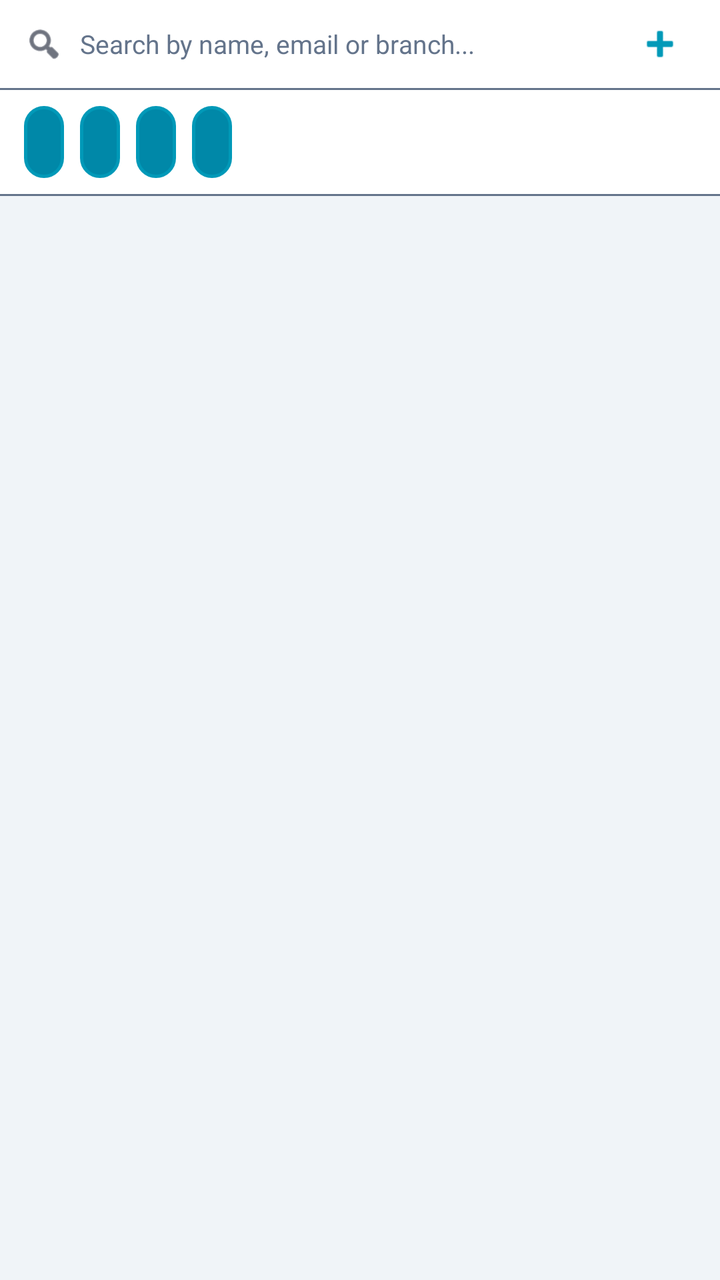
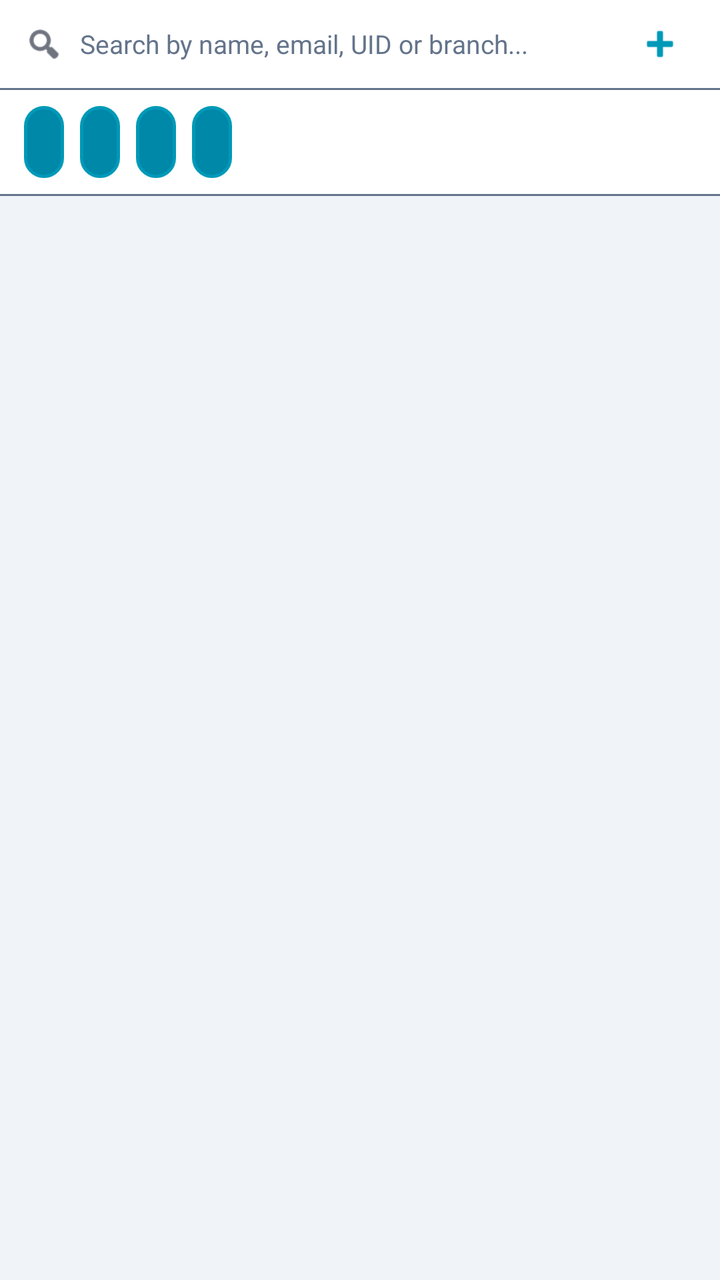

Two renders of the same Android screen: before a commit and after it. Below are the layout's source before the change and the commit's diff.
<!-- AndroidManifest.xml: application theme Theme.DataBridge -->
<!-- res/layout/fragment_employee.xml -->
<?xml version="1.0" encoding="utf-8"?>
<LinearLayout xmlns:android="http://schemas.android.com/apk/res/android"
    xmlns:app="http://schemas.android.com/apk/res-auto"
    android:layout_width="match_parent"
    android:layout_height="match_parent"
    android:orientation="vertical"
    android:background="@color/theme_bg_app">

    
    <LinearLayout
        android:layout_width="match_parent"
        android:layout_height="44dp"
        android:orientation="horizontal"
        android:gravity="center_vertical"
        android:background="@color/theme_bg_card"
        android:paddingStart="12dp"
        android:paddingEnd="12dp">

        <ImageView
            android:layout_width="20dp"
            android:layout_height="20dp"
            android:src="@android:drawable/ic_menu_search"
            android:tint="@color/theme_text_primary"
            android:layout_marginEnd="8dp" />

        <EditText
            android:id="@+id/etUserSearch"
            android:layout_width="0dp"
            android:layout_height="wrap_content"
            android:layout_weight="1"
            android:hint="Search by name, email or branch..."
            android:textColor="@color/theme_text_primary"
            android:textColorHint="@color/theme_text_secondary"
            android:textSize="13sp"
            android:background="@android:color/transparent"
            android:inputType="text"
            android:imeOptions="actionSearch"
            android:singleLine="true" />

        <ImageView
            android:id="@+id/ivAddUser"
            android:layout_width="36dp"
            android:layout_height="36dp"
            android:src="@android:drawable/ic_input_add"
            android:padding="6dp"
            android:clickable="true"
            android:focusable="true"
            android:background="?attr/selectableItemBackgroundBorderless"
            android:contentDescription="Add User"
            app:tint="@color/theme_text_accent" />

    </LinearLayout>

    <View
        android:layout_width="match_parent"
        android:layout_height="1dp"
        android:background="@color/theme_text_secondary" />

    
    <TextView
        android:id="@+id/btnMigrateReportsTo"
        android:layout_width="match_parent"
        android:layout_height="wrap_content"
        android:text="🔧 Auto-assign Reports To (unassigned employees)"
        android:textColor="@color/theme_text_accent"
        android:textSize="12sp"
        android:gravity="center"
        android:padding="8dp"
        android:background="?attr/selectableItemBackground"
        android:clickable="true"
        android:focusable="true"
        android:visibility="gone" />

    
    <HorizontalScrollView
        android:layout_width="match_parent"
        android:layout_height="52dp"
        android:background="@color/theme_bg_card"
        android:scrollbars="none">

        <LinearLayout
            android:layout_width="wrap_content"
            android:layout_height="match_parent"
            android:orientation="horizontal"
            android:gravity="center_vertical"
            android:paddingStart="12dp"
            android:paddingEnd="12dp">

            <LinearLayout
                android:layout_width="wrap_content"
                android:layout_height="wrap_content"
                android:orientation="horizontal"
                android:gravity="center_vertical"
                android:layout_marginEnd="8dp">
                <Spinner
                    android:id="@+id/spFilterStatus"
                    android:layout_width="wrap_content"
                    android:layout_height="36dp"
                    android:paddingStart="8dp"
                    android:paddingEnd="12dp"
                    android:background="@drawable/bg_employee_filter_chip"
                    android:popupTheme="@style/ThemeOverlay.AppCompat.Dark"
                    android:spinnerMode="dropdown" />
                <ImageButton
                    android:id="@+id/btnClearStatus"
                    android:layout_width="24dp"
                    android:layout_height="24dp"
                    android:background="@android:color/transparent"
                    android:src="@android:drawable/ic_menu_close_clear_cancel"
                    android:tint="@color/theme_text_accent"
                    android:visibility="gone"
                    android:padding="0dp" />
            </LinearLayout>

            <LinearLayout
                android:layout_width="wrap_content"
                android:layout_height="wrap_content"
                android:orientation="horizontal"
                android:gravity="center_vertical"
                android:layout_marginEnd="8dp">
                <Spinner
                    android:id="@+id/spFilterRole"
                    android:layout_width="wrap_content"
                    android:layout_height="36dp"
                    android:paddingStart="8dp"
                    android:paddingEnd="12dp"
                    android:background="@drawable/bg_employee_filter_chip"
                    android:popupTheme="@style/ThemeOverlay.AppCompat.Dark"
                    android:spinnerMode="dropdown" />
                <ImageButton
                    android:id="@+id/btnClearRole"
                    android:layout_width="24dp"
                    android:layout_height="24dp"
                    android:background="@android:color/transparent"
                    android:src="@android:drawable/ic_menu_close_clear_cancel"
                    android:tint="@color/theme_text_accent"
                    android:visibility="gone"
                    android:padding="0dp" />
            </LinearLayout>

            <LinearLayout
                android:layout_width="wrap_content"
                android:layout_height="wrap_content"
                android:orientation="horizontal"
                android:gravity="center_vertical"
                android:layout_marginEnd="8dp">
                <Spinner
                    android:id="@+id/spFilterDesignation"
                    android:layout_width="wrap_content"
                    android:layout_height="36dp"
                    android:paddingStart="8dp"
                    android:paddingEnd="12dp"
                    android:background="@drawable/bg_employee_filter_chip"
                    android:popupTheme="@style/ThemeOverlay.AppCompat.Dark"
                    android:spinnerMode="dropdown" />
                <ImageButton
                    android:id="@+id/btnClearDesignation"
                    android:layout_width="24dp"
                    android:layout_height="24dp"
                    android:background="@android:color/transparent"
                    android:src="@android:drawable/ic_menu_close_clear_cancel"
                    android:tint="@color/theme_text_accent"
                    android:visibility="gone"
                    android:padding="0dp" />
            </LinearLayout>

            <LinearLayout
                android:layout_width="wrap_content"
                android:layout_height="wrap_content"
                android:orientation="horizontal"
                android:gravity="center_vertical">
                <Spinner
                    android:id="@+id/spFilterBranch"
                    android:layout_width="wrap_content"
                    android:layout_height="36dp"
                    android:paddingStart="8dp"
                    android:paddingEnd="12dp"
                    android:background="@drawable/bg_employee_filter_chip"
                    android:popupTheme="@style/ThemeOverlay.AppCompat.Dark"
                    android:spinnerMode="dropdown" />
                <ImageButton
                    android:id="@+id/btnClearBranch"
                    android:layout_width="24dp"
                    android:layout_height="24dp"
                    android:background="@android:color/transparent"
                    android:src="@android:drawable/ic_menu_close_clear_cancel"
                    android:tint="@color/theme_text_accent"
                    android:visibility="gone"
                    android:padding="0dp" />
            </LinearLayout>

        </LinearLayout>
    </HorizontalScrollView>

    <View
        android:layout_width="match_parent"
        android:layout_height="1dp"
        android:background="@color/theme_text_secondary" />

    
    <FrameLayout
        android:layout_width="match_parent"
        android:layout_height="0dp"
        android:layout_weight="1">

        <ProgressBar
            android:id="@+id/pbUsersLoading"
            style="?android:attr/progressBarStyle"
            android:layout_width="wrap_content"
            android:layout_height="wrap_content"
            android:layout_gravity="center"
            android:indeterminateTint="@color/theme_text_accent"
            android:visibility="visible" />

        <androidx.recyclerview.widget.RecyclerView
            android:id="@+id/rvUsers"
            android:layout_width="match_parent"
            android:layout_height="match_parent"
            android:clipToPadding="false"
            android:paddingTop="8dp"
            android:paddingBottom="16dp"
            android:scrollbars="vertical"
            android:visibility="gone" />

        <TextView
            android:id="@+id/tvUsersEmpty"
            android:layout_width="wrap_content"
            android:layout_height="wrap_content"
            android:layout_gravity="center"
            android:text="No team members found."
            android:textColor="@color/theme_text_secondary"
            android:textSize="14sp"
            android:textAlignment="center"
            android:visibility="gone" />

    </FrameLayout>

</LinearLayout>
<!-- resources referenced by this layout -->
<resources>
  <color name="theme_bg_app">#f0f4f8</color>
  <color name="theme_bg_card">#ffffff</color>
  <color name="theme_text_accent">#0099b8</color>
  <color name="theme_text_primary">#0f172a</color>
  <color name="theme_text_secondary">#64748b</color>
  <!-- drawable bg_employee_filter_chip (drawable) -->
  <?xml version="1.0" encoding="utf-8"?>
  <shape xmlns:android="http://schemas.android.com/apk/res/android"
      android:shape="rectangle">
      <solid android:color="@color/theme_accent_dim" />
      <stroke android:width="1.5dp" android:color="@color/theme_accent" />
      <corners android:radius="12dp" />
  </shape>
  <style name="Theme.DataBridge" parent="Theme.MaterialComponents.DayNight.NoActionBar">
      <item name="colorPrimary">#00d4ff</item>
      <item name="colorPrimaryVariant">#16213e</item>
      <item name="colorOnPrimary">#ffffff</item>
      <item name="colorSecondary">#00d4ff</item>
      <item name="android:statusBarColor">#1a1a2e</item>
  </style>
  <color name="theme_accent_dim">#0088a8</color>
  <color name="theme_accent">#0099b8</color>
</resources>

<!-- the commit's change to res/layout/fragment_employee.xml (unified diff, before → after) -->
@@ -28,7 +28,7 @@
             android:layout_width="0dp"
             android:layout_height="wrap_content"
             android:layout_weight="1"
-            android:hint="Search by name, email or branch..."
+            android:hint="Search by name, email, UID or branch..."
             android:textColor="@color/theme_text_primary"
             android:textColorHint="@color/theme_text_secondary"
             android:textSize="13sp"
